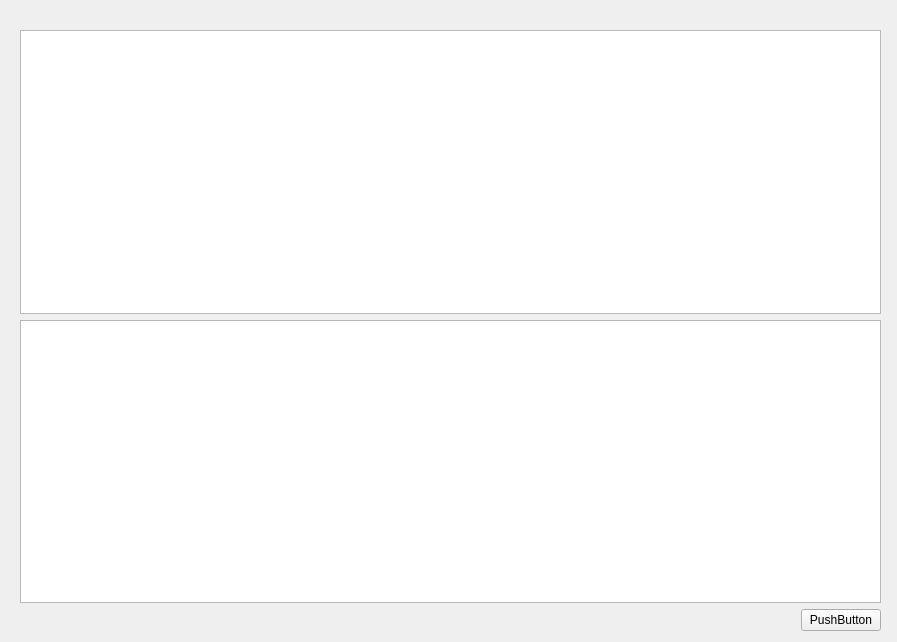
First picture: the form in mainwindow.ui, repository Reilkay/File-System, before the edit.
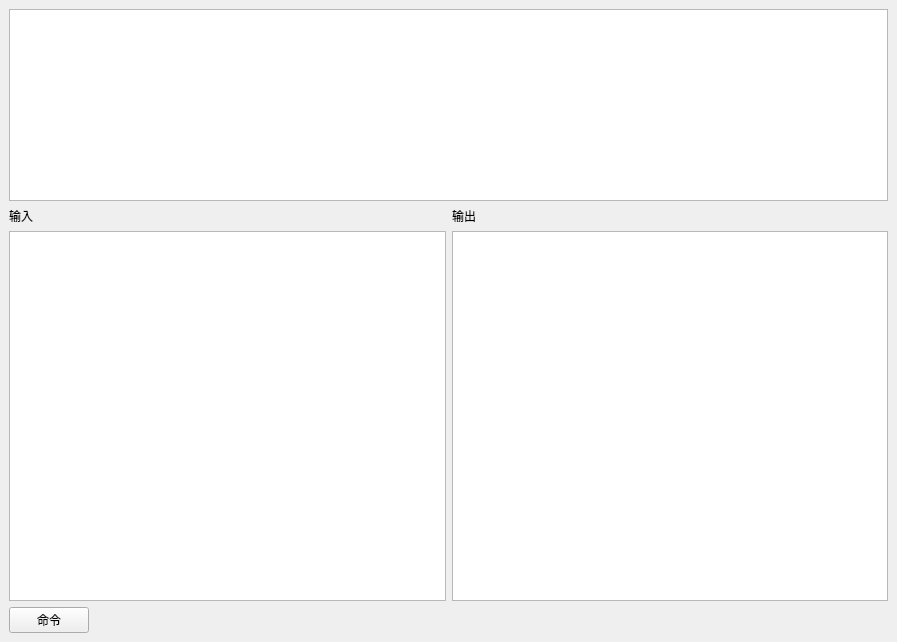
Second picture: the form after the edit.

Commit message: feat: GUI(TODO)

The edit to the form file:
```diff
--- a/mainwindow.ui
+++ b/mainwindow.ui
@@ -14,28 +14,39 @@
    <string>MainWindow</string>
   </property>
   <widget class="QWidget" name="centralwidget">
-   <widget class="QWidget" name="">
-    <property name="geometry">
-     <rect>
-      <x>20</x>
-      <y>30</y>
-      <width>861</width>
-      <height>601</height>
-     </rect>
-    </property>
-    <layout class="QVBoxLayout" name="verticalLayout">
-     <item>
+   <layout class="QGridLayout" name="gridLayout">
+    <item row="0" column="0">
       <widget class="QGraphicsView" name="graphicsView">
        <property name="sizePolicy">
-        <sizepolicy hsizetype="Expanding" vsizetype="Preferred">
+       <sizepolicy hsizetype="Expanding" vsizetype="Fixed">
          <horstretch>0</horstretch>
          <verstretch>2</verstretch>
         </sizepolicy>
        </property>
       </widget>
      </item>
+    <item row="1" column="0">
+     <layout class="QHBoxLayout" name="horizontalLayout_3">
      <item>
-      <widget class="QTextEdit" name="textEdit">
+       <widget class="QLabel" name="label">
+        <property name="text">
+         <string>输入</string>
+        </property>
+       </widget>
+      </item>
+      <item>
+       <widget class="QLabel" name="label_2">
+        <property name="text">
+         <string>输出</string>
+        </property>
+       </widget>
+      </item>
+     </layout>
+    </item>
+    <item row="2" column="0">
+     <layout class="QHBoxLayout" name="horizontalLayout_2">
+      <item>
+       <widget class="QTextEdit" name="CommandEdit">
        <property name="sizePolicy">
         <sizepolicy hsizetype="Expanding" vsizetype="Expanding">
          <horstretch>0</horstretch>
@@ -45,7 +56,26 @@
       </widget>
      </item>
      <item>
+       <widget class="QTextEdit" name="OutputEdit">
+        <property name="sizePolicy">
+         <sizepolicy hsizetype="Expanding" vsizetype="Expanding">
+          <horstretch>0</horstretch>
+          <verstretch>2</verstretch>
+         </sizepolicy>
+        </property>
+       </widget>
+      </item>
+     </layout>
+    </item>
+    <item row="3" column="0">
       <layout class="QHBoxLayout" name="horizontalLayout">
+      <item>
+       <widget class="QPushButton" name="Excute">
+        <property name="text">
+         <string>命令</string>
+        </property>
+       </widget>
+      </item>
        <item>
         <spacer name="horizontalSpacer">
          <property name="orientation">
@@ -62,17 +92,9 @@
          </property>
         </spacer>
        </item>
-       <item>
-        <widget class="QPushButton" name="pushButton">
-         <property name="text">
-          <string>PushButton</string>
-         </property>
-        </widget>
-       </item>
       </layout>
      </item>
     </layout>
-   </widget>
   </widget>
  </widget>
  <resources/>
```
Lines whose indentation alone changed are shown as unchanged. The commit also changes 2 other files.
